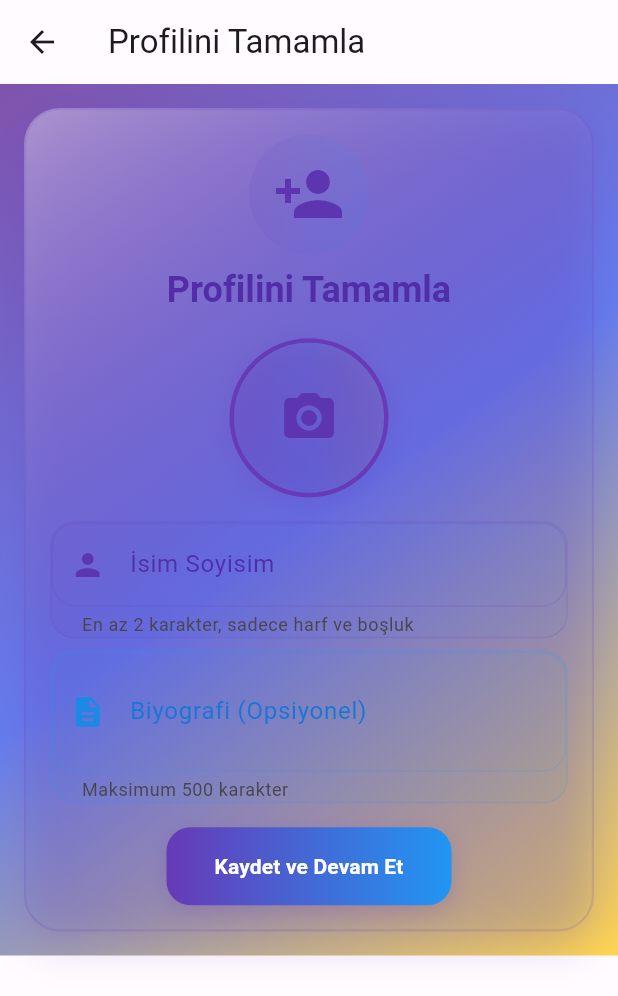
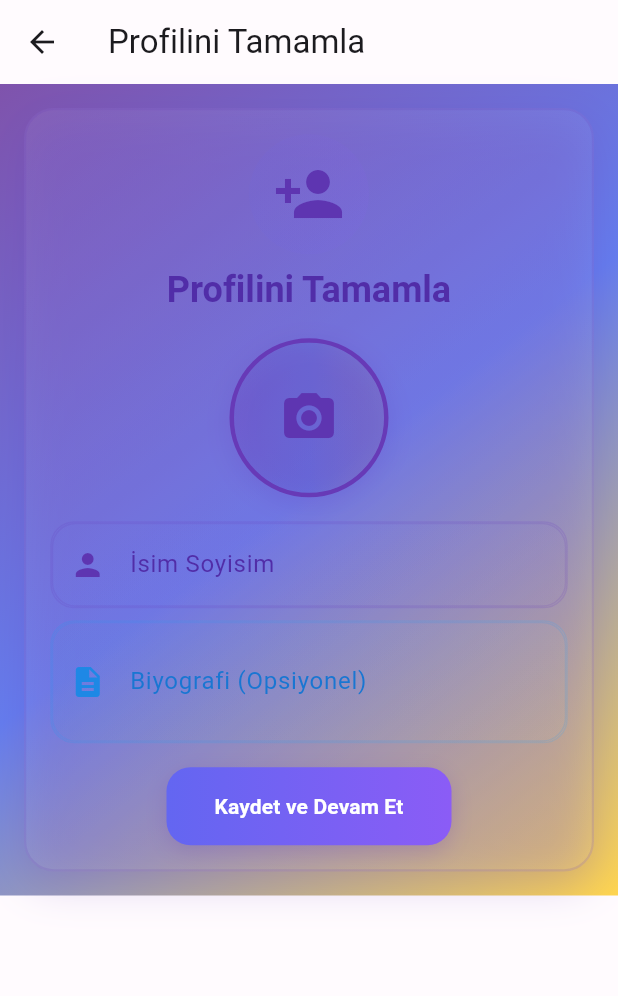
Before and after one commit to ekinciumit/thunder-flutter, a Flutter app: the CompleteProfilePage screen opened directly with empty values, on a phone screen of 412 x 824 dp. Shown: the top 996 px of the screen. Run offline on Flutter 3.47's test engine with Material 3 defaults, Android fonts, the phone set to English and light mode, and no system bars; our stand-ins replace audioplayers, cached_network_image, cloud_firestore, emoji_picker_flutter, file_picker, firebase_auth and 10 more; missing offline and left inert: record; accounts and stored records are empty.

Commit message:
feat: AppTheme constants ile renk tutarlılığı sağlandı
- ChatListPage: Tüm withValues(alpha:) değerleri AppTheme.alpha* ile değiştirildi

- EventListView: Gradient renkleri AppTheme.gradientSecondary ile standartlaştırıldı

- ProfileView: Hard-coded gradient renkleri AppTheme.gradientSecondary ve gradientSuccess ile değiştirildi

- Tüm sayfalarda renk tutarlılığı sağlandı

- 0 hard-coded renk kaldı (ana sayfalarda)

```diff
--- a/lib/core/theme/app_theme.dart
+++ b/lib/core/theme/app_theme.dart
@@ -4,6 +4,122 @@ import 'package:flutter/material.dart';
 ///
 /// Clean Architecture: Theme yapılandırması ayrı dosyada
 class AppTheme {
+  // Private constructor - Bu sınıf sadece static members içerir
+  AppTheme._();
+
+  /// Spacing Constants
+  ///
+  /// Uygulama genelinde tutarlı spacing değerleri
+  static const double spacingXs = 4.0;      // Çok küçük boşluk
+  static const double spacingSm = 8.0;      // Küçük boşluk
+  static const double spacingMd = 12.0;     // Orta boşluk
+  static const double spacingLg = 16.0;     // Büyük boşluk
+  static const double spacingXl = 20.0;     // Çok büyük boşluk
+  static const double spacingXxl = 24.0;    // Extra büyük boşluk
+  static const double spacingXxxl = 32.0;   // Çok extra büyük boşluk
+
+  /// Border Radius Constants
+  ///
+  /// Uygulama genelinde tutarlı border radius değerleri
+  static const double radiusXs = 4.0;      // Çok küçük
+  static const double radiusSm = 8.0;      // Küçük
+  static const double radiusMd = 12.0;     // Orta
+  static const double radiusLg = 14.0;     // Büyük
+  static const double radiusXl = 16.0;     // Çok büyük
+  static const double radiusXxl = 20.0;    // Extra büyük
+  static const double radiusXxxl = 24.0;   // Çok extra büyük
+  static const double radiusRound = 28.0;  // Yuvarlak (modal'lar için)
+  static const double radiusFull = 32.0;   // Tam yuvarlak (card'lar için)
+
+  /// Alpha Constants
+  ///
+  /// Uygulama genelinde kullanılan alpha (opacity) değerleri
+  static const int alphaVeryLight = 10;   // Çok açık (background)
+  static const int alphaLight = 15;       // Açık
+  static const int alphaMediumLight = 20; // Orta-açık
+  static const int alphaMedium = 25;      // Orta
+  static const int alphaMediumDark = 30;  // Orta-koyu
+  static const int alphaDark = 40;        // Koyu
+  static const int alphaDarker = 60;      // Daha koyu
+  static const int alphaVeryDark = 100;   // Çok koyu
+  static const int alphaAlmostOpaque = 120; // Neredeyse opak
+
+  /// Icon Sizes
+  ///
+  /// Uygulama genelinde tutarlı icon boyutları
+  static const double iconSizeXs = 16.0;   // Çok küçük
+  static const double iconSizeSm = 20.0;   // Küçük
+  static const double iconSizeMd = 24.0;   // Orta
+  static const double iconSizeLg = 32.0;   // Büyük
+  static const double iconSizeXl = 48.0;   // Çok büyük
+  static const double iconSizeXxl = 64.0;  // Extra büyük
+
+  /// Gradient Colors
+  ///
+  /// Uygulama genelinde kullanılan gradient renk kombinasyonları
+  static const List<Color> gradientPrimary = [
+    Color(0xFF7F53AC), // Deep purple
+    Color(0xFF647DEE), // Blue
+    Color(0xFFFFD54F), // Amber
+  ];
+
+  static const List<Color> gradientPrimaryLight = [
+    Color(0xFFE0E7FF), // Light indigo
+    Color(0xFFF3E8FF), // Light purple
+  ];
+
+  static const List<Color> gradientSecondary = [
+    Color(0xFF6366F1), // Indigo
+    Color(0xFF8B5CF6), // Purple
+  ];
+
+  static const List<Color> gradientSuccess = [
+    Color(0xFF10B981), // Green
+    Color(0xFF34D399), // Light green
+  ];
+
+  static const List<Color> gradientError = [
+    Color(0xFFDC2626), // Red
+    Color(0xFFEF4444), // Light red
+  ];
+
+  /// Helper: Alpha ile gradient oluştur
+  static List<Color> gradientWithAlpha(List<Color> colors, int alpha) {
+    return colors.map((color) => color.withAlpha(alpha)).toList();
+  }
+
+  /// Shadow Helpers
+  ///
+  /// Uygulama genelinde tutarlı shadow değerleri
+  static BoxShadow shadowSoft({
+    Color? color,
+    double blurRadius = 4.0,
+    Offset offset = const Offset(0, 2),
+  }) => BoxShadow(
+    color: color ?? Colors.black.withAlpha(alphaVeryDark),
+    blurRadius: blurRadius,
+    offset: offset,
+  );
+
+  static BoxShadow shadowMedium({
+    Color? color,
+    double blurRadius = 12.0,
+    Offset offset = const Offset(0, 4),
+  }) => BoxShadow(
+    color: color ?? Colors.black.withAlpha(alphaDarker),
+    blurRadius: blurRadius,
+    offset: offset,
+  );
+
+  static BoxShadow shadowLarge({
+    Color? color,
+    double blurRadius = 24.0,
+    Offset offset = const Offset(0, 8),
+  }) => BoxShadow(
+    color: color ?? Colors.black.withAlpha(alphaDark),
+    blurRadius: blurRadius,
+    offset: offset,
+  );
   /// Light Theme
   static ThemeData get lightTheme {
     return ThemeData(
--- a/lib/views/complete_profile_page.dart
+++ b/lib/views/complete_profile_page.dart
@@ -8,6 +8,7 @@ import 'package:flutter/foundation.dart';
 import '../core/validators/form_validators.dart';
 import '../core/widgets/responsive_widgets.dart';
 import '../core/utils/responsive_helper.dart';
+import '../core/theme/app_theme.dart';
 import 'widgets/modern_loading_widget.dart';
 
 class CompleteProfilePage extends StatefulWidget {
@@ -145,7 +146,7 @@ class _CompleteProfilePageState extends State<CompleteProfilePage> {
       body: Container(
         decoration: const BoxDecoration(
           gradient: LinearGradient(
-            colors: [Color(0xFF7F53AC), Color(0xFF647DEE), Color(0xFFFFD54F)],
+            colors: AppTheme.gradientPrimary,
             begin: Alignment.topLeft,
             end: Alignment.bottomRight,
           ),
@@ -163,22 +164,19 @@ class _CompleteProfilePageState extends State<CompleteProfilePage> {
                   gradient: LinearGradient(
                     begin: Alignment.topLeft,
                     end: Alignment.bottomRight,
-                    colors: [
-                      Colors.white.withAlpha((0.37 * 255).toInt()),
-                      Colors.deepPurple.withAlpha((0.04 * 255).toInt()),
-                      Colors.blue.withAlpha((0.03 * 255).toInt()),
-                    ],
+                      colors: AppTheme.gradientWithAlpha(
+                        AppTheme.gradientPrimaryLight,
+                        AppTheme.alphaMediumLight,
+                      ),
                   ),
-                  borderRadius: BorderRadius.circular(24),
+                  borderRadius: BorderRadius.circular(AppTheme.radiusXxl),
                   border: Border.all(
-                    color: Colors.deepPurple.withAlpha(40),
+                    color: Colors.deepPurple.withAlpha(AppTheme.alphaDark),
                     width: 1.5,
                   ),
                   boxShadow: [
-                    BoxShadow(
-                      color: Colors.deepPurple.withAlpha(60),
-                      blurRadius: 24,
-                      offset: const Offset(0, 8),
+                    AppTheme.shadowLarge(
+                      color: Colors.deepPurple.withAlpha(AppTheme.alphaDarker),
                     ),
                   ],
                 ),
@@ -188,10 +186,10 @@ class _CompleteProfilePageState extends State<CompleteProfilePage> {
                       padding: const EdgeInsets.all(16),
                       decoration: BoxDecoration(
                         gradient: LinearGradient(
-                          colors: [
-                            Colors.deepPurple.withAlpha(30),
-                            Colors.blue.withAlpha(20),
-                          ],
+                          colors: AppTheme.gradientWithAlpha(
+                            AppTheme.gradientSecondary,
+                            AppTheme.alphaMediumLight,
+                          ),
                         ),
                         shape: BoxShape.circle,
                       ),
@@ -219,16 +217,15 @@ class _CompleteProfilePageState extends State<CompleteProfilePage> {
                           shape: BoxShape.circle,
                           gradient: LinearGradient(
                             colors: [
-                              Colors.deepPurple.withAlpha(30),
-                              Colors.blue.withAlpha(20),
-                              Colors.amber.withAlpha(15),
+                              Colors.deepPurple.withAlpha(AppTheme.alphaMediumDark),
+                              Colors.blue.withAlpha(AppTheme.alphaMediumLight),
+                              Colors.amber.withAlpha(AppTheme.alphaLight),
                             ],
                           ),
                           boxShadow: [
-                            BoxShadow(
-                              color: Colors.deepPurple.withAlpha(60),
+                            AppTheme.shadowMedium(
+                              color: Colors.deepPurple.withAlpha(AppTheme.alphaDarker),
                               blurRadius: 16,
-                              offset: const Offset(0, 4),
                             ),
                           ],
                           border: Border.all(
@@ -241,7 +238,7 @@ class _CompleteProfilePageState extends State<CompleteProfilePage> {
                           backgroundImage: (uploadedPhotoUrl != null)
                               ? NetworkImage(uploadedPhotoUrl!)
                               : (photoFile != null ? FileImage(photoFile!) : null) as ImageProvider?,
-                          backgroundColor: Colors.deepPurple.withAlpha(30),
+                          backgroundColor: Colors.deepPurple.withAlpha(AppTheme.alphaMediumDark),
                           child: (uploadedPhotoUrl == null && photoFile == null)
                               ? Icon(Icons.camera_alt, size: 40, color: Colors.deepPurple.shade600)
                               : null,
@@ -253,10 +250,13 @@ class _CompleteProfilePageState extends State<CompleteProfilePage> {
                       padding: const EdgeInsets.all(12),
                       decoration: BoxDecoration(
                         gradient: LinearGradient(
-                          colors: [Colors.amber.withAlpha(20), Colors.orange.withAlpha(15)],
+                          colors: [
+                            Colors.amber.withAlpha(AppTheme.alphaMediumLight),
+                            Colors.orange.withAlpha(AppTheme.alphaLight),
+                          ],
                         ),
-                        borderRadius: BorderRadius.circular(12),
-                        border: Border.all(color: Colors.amber.withAlpha(40)),
+                        borderRadius: BorderRadius.circular(AppTheme.radiusMd),
+                        border: Border.all(color: Colors.amber.withAlpha(AppTheme.alphaDark)),
                       ),
                       child: Row(
                         mainAxisAlignment: MainAxisAlignment.center,
@@ -283,12 +283,15 @@ class _CompleteProfilePageState extends State<CompleteProfilePage> {
                     Container(
                       decoration: BoxDecoration(
                         gradient: LinearGradient(
-                          colors: [Colors.deepPurple.withAlpha(15), Colors.blue.withAlpha(10)],
+                          colors: AppTheme.gradientWithAlpha(
+                            AppTheme.gradientSecondary,
+                            AppTheme.alphaVeryLight,
+                          ),
                         ),
                         borderRadius: BorderRadius.circular(
                           ResponsiveHelper.getBorderRadius(context, 16),
                         ),
-                        border: Border.all(color: Colors.deepPurple.withAlpha(40)),
+                        border: Border.all(color: Colors.deepPurple.withAlpha(AppTheme.alphaDark)),
                       ),
                       child: TextFormField(
                         controller: nameController,
@@ -298,30 +301,29 @@ class _CompleteProfilePageState extends State<CompleteProfilePage> {
                           labelText: 'İsim Soyisim',
                           labelStyle: TextStyle(color: Colors.deepPurple.shade700),
                           border: OutlineInputBorder(
-                            borderRadius: BorderRadius.circular(16),
+                            borderRadius: BorderRadius.circular(AppTheme.radiusXl),
                             borderSide: BorderSide.none,
                           ),
                           enabledBorder: OutlineInputBorder(
-                            borderRadius: BorderRadius.circular(16),
-                            borderSide: BorderSide(color: Colors.deepPurple.withAlpha(40)),
+                            borderRadius: BorderRadius.circular(AppTheme.radiusXl),
+                            borderSide: BorderSide(color: Colors.deepPurple.withAlpha(AppTheme.alphaDark)),
                           ),
                           focusedBorder: OutlineInputBorder(
-                            borderRadius: BorderRadius.circular(16),
+                            borderRadius: BorderRadius.circular(AppTheme.radiusXl),
                             borderSide: BorderSide(color: Colors.deepPurple.shade600, width: 2),
                           ),
                           errorBorder: OutlineInputBorder(
-                            borderRadius: BorderRadius.circular(16),
+                            borderRadius: BorderRadius.circular(AppTheme.radiusXl),
                             borderSide: const BorderSide(color: Colors.red),
                           ),
                           focusedErrorBorder: OutlineInputBorder(
-                            borderRadius: BorderRadius.circular(16),
+                            borderRadius: BorderRadius.circular(AppTheme.radiusXl),
                             borderSide: const BorderSide(color: Colors.red, width: 2),
                           ),
                           filled: true,
                           fillColor: Colors.transparent,
                           prefixIcon: Icon(Icons.person, color: Colors.deepPurple.shade600),
                           errorStyle: const TextStyle(color: Colors.red),
-                          helperText: 'En az 2 karakter, sadece harf ve boşluk',
                         ),
                       ),
                     ),
@@ -329,12 +331,15 @@ class _CompleteProfilePageState extends State<CompleteProfilePage> {
                     Container(
                       decoration: BoxDecoration(
                         gradient: LinearGradient(
-                          colors: [Colors.blue.withAlpha(15), Colors.cyan.withAlpha(10)],
+                          colors: AppTheme.gradientWithAlpha(
+                            [theme.colorScheme.tertiary, theme.colorScheme.tertiaryContainer],
+                            AppTheme.alphaVeryLight,
+                          ),
                         ),
                         borderRadius: BorderRadius.circular(
                           ResponsiveHelper.getBorderRadius(context, 16),
                         ),
-                        border: Border.all(color: Colors.blue.withAlpha(40)),
+                        border: Border.all(color: Colors.blue.withAlpha(AppTheme.alphaDark)),
                       ),
                       child: TextFormField(
                         controller: bioController,
@@ -345,31 +350,29 @@ class _CompleteProfilePageState extends State<CompleteProfilePage> {
                           labelText: 'Biyografi (Opsiyonel)',
                           labelStyle: TextStyle(color: Colors.blue.shade700),
                           border: OutlineInputBorder(
-                            borderRadius: BorderRadius.circular(16),
+                            borderRadius: BorderRadius.circular(AppTheme.radiusXl),
                             borderSide: BorderSide.none,
                           ),
                           enabledBorder: OutlineInputBorder(
-                            borderRadius: BorderRadius.circular(16),
-                            borderSide: BorderSide(color: Colors.blue.withAlpha(40)),
+                            borderRadius: BorderRadius.circular(AppTheme.radiusXl),
+                            borderSide: BorderSide(color: Colors.blue.withAlpha(AppTheme.alphaDark)),
                           ),
                           focusedBorder: OutlineInputBorder(
-                            borderRadius: BorderRadius.circular(16),
+                            borderRadius: BorderRadius.circular(AppTheme.radiusXl),
                             borderSide: BorderSide(color: Colors.blue.shade600, width: 2),
                           ),
                           errorBorder: OutlineInputBorder(
-                            borderRadius: BorderRadius.circular(16),
+                            borderRadius: BorderRadius.circular(AppTheme.radiusXl),
                             borderSide: const BorderSide(color: Colors.red),
                           ),
                           focusedErrorBorder: OutlineInputBorder(
-                            borderRadius: BorderRadius.circular(16),
+                            borderRadius: BorderRadius.circular(AppTheme.radiusXl),
                             borderSide: const BorderSide(color: Colors.red, width: 2),
                           ),
                           filled: true,
                           fillColor: Colors.transparent,
                           prefixIcon: Icon(Icons.description, color: Colors.blue.shade600),
                           errorStyle: const TextStyle(color: Colors.red),
-                          helperText: 'Maksimum 500 karakter',
-                          helperMaxLines: 1,
                         ),
                       ),
                     ),
@@ -379,16 +382,14 @@ class _CompleteProfilePageState extends State<CompleteProfilePage> {
                     Container(
                       decoration: BoxDecoration(
                         gradient: LinearGradient(
-                          colors: [Colors.deepPurple, Colors.blue],
+                          colors: AppTheme.gradientSecondary,
                         ),
                         borderRadius: BorderRadius.circular(
                           ResponsiveHelper.getBorderRadius(context, 16),
                         ),
                         boxShadow: [
-                          BoxShadow(
-                            color: Colors.deepPurple.withAlpha(60),
-                            blurRadius: 12,
-                            offset: const Offset(0, 4),
+                          AppTheme.shadowMedium(
+                            color: Colors.deepPurple.withAlpha(AppTheme.alphaDarker),
                           ),
                         ],
                       ),
@@ -407,7 +408,7 @@ class _CompleteProfilePageState extends State<CompleteProfilePage> {
                           backgroundColor: Colors.transparent,
                           foregroundColor: Colors.white,
                           elevation: 0,
-                          shape: RoundedRectangleBorder(borderRadius: BorderRadius.circular(16)),
+                          shape: RoundedRectangleBorder(borderRadius: BorderRadius.circular(AppTheme.radiusXl)),
                           padding: const EdgeInsets.symmetric(horizontal: 32, vertical: 16),
                         ),
                         child: Text(
```
Also changed, not shown: lib/views/auth_page.dart (+12 -13 lines), lib/views/chat_list_page.dart (+19 -20 lines), lib/views/create_event_page.dart (+79 -66 lines), lib/views/event_list_view.dart (+11 -10 lines), lib/views/profile_view.dart (+20 -19 lines), 1 other file.
